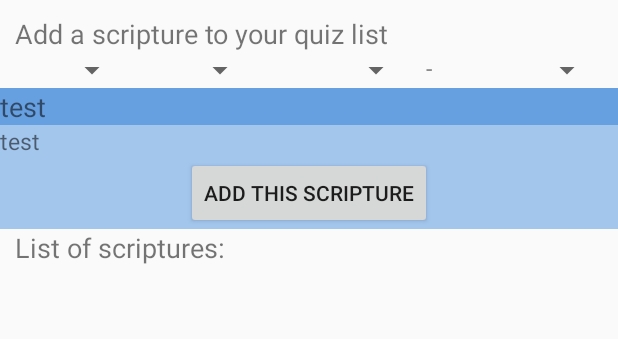
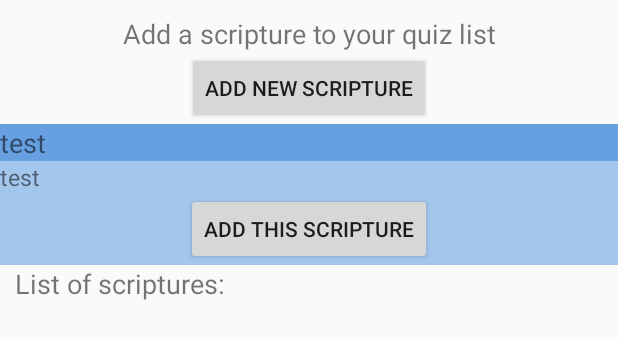
Before and after one commit to SimonChaw/VerseMemory, an Android app: the layout activity_manage.xml on its own in the app's theme, with its tools: preview values and no code run, on a phone screen of 412 x 824 dp. Shown: the top 339 px of the screen. Run offline under Robolectric (Android 15) with nearby library versions, the phone set to English and light mode, and no system bars.

Commit message:
Implemented Scripture Picker
Using scripture picker on both quiz and managing end

```diff
--- a/app/src/main/res/layout/activity_manage.xml
+++ b/app/src/main/res/layout/activity_manage.xml
@@ -1,5 +1,5 @@
 <?xml version="1.0" encoding="utf-8"?>
-<RelativeLayout xmlns:android="http://schemas.android.com/apk/res/android"
+<LinearLayout xmlns:android="http://schemas.android.com/apk/res/android"
     android:orientation="vertical" android:layout_width="match_parent"
     android:layout_height="match_parent">
 
@@ -7,69 +7,32 @@
         android:layout_width="match_parent"
         android:layout_height="wrap_content"
         android:layout_marginTop="10dp"
-        android:layout_marginLeft="10dp"
+        android:orientation="vertical"
+        android:gravity="center_horizontal"
         android:id="@+id/container1">
 
         <TextView
             android:layout_width="match_parent"
             android:layout_height="wrap_content"
+            android:gravity="center"
             android:textSize="@dimen/textHeading"
             android:text="@string/txtInstructions"/>
 
+        <Button
+            android:layout_width="wrap_content"
+            android:layout_height="wrap_content"
+            android:text="@string/btnNew"
+            android:id="@+id/btnNew"/>
     </LinearLayout>
-
-    <TableLayout
-        android:layout_width="match_parent"
-        android:layout_height="wrap_content"
-        android:layout_below="@id/container1"
-        android:layout_marginRight="10dp"
-        android:id="@+id/container2">
-
-        <TableRow
-            android:layout_width="match_parent"
-            android:layout_height="match_parent">
-
-            <Spinner
-                android:layout_width="match_parent"
-                android:layout_height="wrap_content"
-                android:id="@+id/spnBook"
-                android:layout_column="0"
-                android:layout_weight="20"/>
-
-            <Spinner
-                android:layout_width="match_parent"
-                android:layout_height="wrap_content"
-                android:layout_column="1"
-                android:layout_weight="20"
-                android:id="@+id/spnChapter"/>
-
-            <Spinner
-                android:layout_width="match_parent"
-                android:layout_height="wrap_content"
-                android:layout_column="1"
-                android:layout_weight="30"
-                android:id="@+id/spnVerse"/>
-
-            <TextView
-                android:text="-"
-                android:textSize="15sp"
-                android:layout_column="1"
-                android:gravity="center_horizontal"
-                android:layout_weight="10"/>
-
-            <Spinner
-                android:layout_width="match_parent"
-                android:layout_height="wrap_content"
-                android:layout_column="1"
-                android:layout_weight="30"
-                android:id="@+id/spnVerse2" />
-        </TableRow>
-
-    </TableLayout>
     <LinearLayout
         android:layout_width="match_parent"
         android:layout_height="wrap_content"
-        android:layout_below="@+id/container2"
+        android:orientation="vertical"
+        android:id="@+id/verseContainer">
+        <LinearLayout
+            android:layout_width="match_parent"
+            android:layout_height="wrap_content"
+            android:layout_below="@+id/container1"
             android:id="@+id/container3"
             android:background="#67A0E1"
             android:orientation="horizontal">
@@ -112,6 +75,7 @@
                 android:text="@string/btnAdd"/>
 
         </LinearLayout>
+    </LinearLayout>
 
     <LinearLayout
         android:layout_width="match_parent"
@@ -137,8 +101,8 @@
             android:layout_marginTop="20dp"
             android:orientation="vertical"
             android:layout_below="@id/container5"
-            android:id="@+id/verseContainer">
+            android:id="@+id/savedVerses">
 
         </LinearLayout>
     </ScrollView>
-</RelativeLayout>
+</LinearLayout>
--- a/app/src/main/res/layout/activity_quiz.xml
+++ b/app/src/main/res/layout/activity_quiz.xml
@@ -10,6 +10,7 @@
                 android:layout_width="match_parent"
                 android:layout_height="wrap_content"
                 android:text="TEST"
+                android:id="@+id/txtHeading"
                 android:textSize="@dimen/textHeading"/>
         </TableRow>
         <TableRow
@@ -17,6 +18,7 @@
             <TextView
                 android:layout_width="match_parent"
                 android:layout_height="wrap_content"
+                android:id="@+id/txtVerse"
                 android:text="TEST"/>
         </TableRow>
         <LinearLayout
--- a/app/src/main/res/values/strings.xml
+++ b/app/src/main/res/values/strings.xml
@@ -8,4 +8,5 @@
     <string name="txtInstructions">Add a scripture to your quiz list</string>
     <string name="txtScripturesLabel">List of scriptures: </string>
     <string name="btnAdd">Add This Scripture</string>
+    <string name="btnNew">Add New Scripture</string>
 </resources>
```
Also changed, not shown: app/src/main/java/org/orithoncore/versememory/ManageVerses.java (+40 -111 lines), app/src/main/java/org/orithoncore/versememory/QuizManager.java (+43 -1 lines), app/src/main/java/org/orithoncore/versememory/ScripturePickerPopup.java (+14 -5 lines), app/src/main/java/org/orithoncore/versememory/Verse.java (+37 -1 lines). Lines whose indentation alone changed are shown as unchanged.
